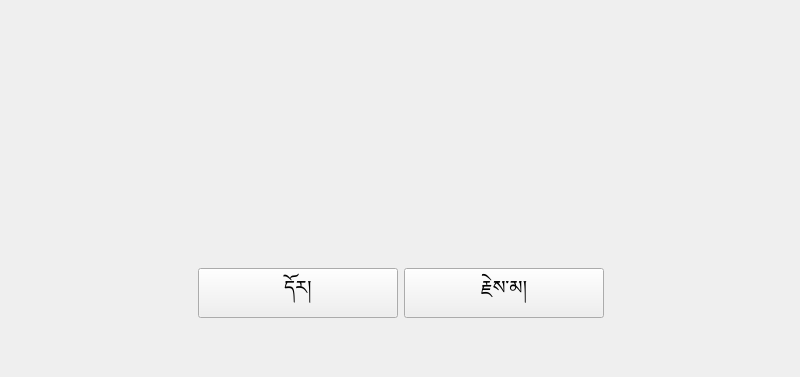
Before: the Qt Designer form window.ui in buda-base/pecha-printer, drawn with Qt 5; both pictures show x 0 to 800 and y 223 to 600 of the 800 by 600 pixel window.
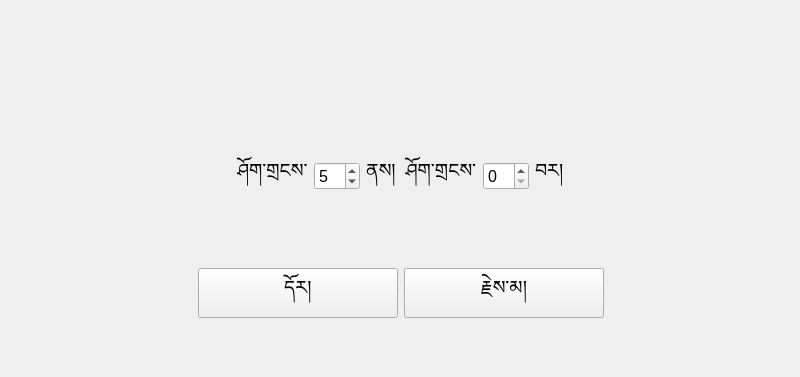
After: the same form once the commit is applied. The open tabs and pages were chosen to show the change. Icons and pictures are not drawn.

What changed in the file:
```diff
--- a/window.ui
+++ b/window.ui
@@ -261,6 +261,12 @@
           </item>
           <item>
            <widget class="QLabel" name="label_8">
+            <property name="sizePolicy">
+             <sizepolicy hsizetype="Preferred" vsizetype="Preferred">
+              <horstretch>1</horstretch>
+              <verstretch>1</verstretch>
+             </sizepolicy>
+            </property>
             <property name="font">
              <font>
               <family>Microsoft Himalaya</family>
@@ -270,6 +276,9 @@
             <property name="text">
              <string/>
             </property>
+            <property name="alignment">
+             <set>Qt::AlignCenter</set>
+            </property>
            </widget>
           </item>
           <item>
@@ -287,6 +296,106 @@
           </item>
          </layout>
         </item>
+        <item>
+         <widget class="QStackedWidget" name="pagePicker">
+          <widget class="QWidget" name="Page1" native="true">
+           <layout class="QHBoxLayout" name="horizontalLayout_7">
+            <item>
+             <spacer name="horizontalSpacer_19">
+              <property name="orientation">
+               <enum>Qt::Horizontal</enum>
+              </property>
+              <property name="sizeHint" stdset="0">
+               <size>
+                <width>40</width>
+                <height>20</height>
+               </size>
+              </property>
+             </spacer>
+            </item>
+            <item>
+             <widget class="QLabel" name="label_11">
+              <property name="font">
+               <font>
+                <family>Microsoft Himalaya</family>
+                <pointsize>14</pointsize>
+               </font>
+              </property>
+              <property name="text">
+               <string>ཤོག་གྲངས་</string>
+              </property>
+             </widget>
+            </item>
+            <item>
+             <widget class="QSpinBox" name="spinBox_2">
+              <property name="sizePolicy">
+               <sizepolicy hsizetype="Minimum" vsizetype="Fixed">
+                <horstretch>0</horstretch>
+                <verstretch>0</verstretch>
+               </sizepolicy>
+              </property>
+              <property name="font">
+               <font>
+                <pointsize>12</pointsize>
+               </font>
+              </property>
+              <property name="value">
+               <number>5</number>
+              </property>
+             </widget>
+            </item>
+            <item>
+             <widget class="QLabel" name="label_3">
+              <property name="font">
+               <font>
+                <family>Microsoft Himalaya</family>
+                <pointsize>14</pointsize>
+               </font>
+              </property>
+              <property name="text">
+               <string>ནས།  ཤོག་གྲངས་</string>
+              </property>
+             </widget>
+            </item>
+            <item>
+             <widget class="QSpinBox" name="spinBox">
+              <property name="font">
+               <font>
+                <pointsize>12</pointsize>
+               </font>
+              </property>
+             </widget>
+            </item>
+            <item>
+             <widget class="QLabel" name="label_12">
+              <property name="font">
+               <font>
+                <family>Microsoft Himalaya</family>
+                <pointsize>14</pointsize>
+               </font>
+              </property>
+              <property name="text">
+               <string>བར།</string>
+              </property>
+             </widget>
+            </item>
+            <item>
+             <spacer name="horizontalSpacer_20">
+              <property name="orientation">
+               <enum>Qt::Horizontal</enum>
+              </property>
+              <property name="sizeHint" stdset="0">
+               <size>
+                <width>40</width>
+                <height>20</height>
+               </size>
+              </property>
+             </spacer>
+            </item>
+           </layout>
+          </widget>
+         </widget>
+        </item>
         <item>
          <spacer name="verticalSpacer_6">
           <property name="orientation">
@@ -439,86 +548,6 @@
             </property>
            </widget>
           </item>
-          <item>
-           <widget class="QLabel" name="label_3">
-            <property name="enabled">
-             <bool>false</bool>
-            </property>
-            <property name="palette">
-             <palette>
-              <active>
-               <colorrole role="WindowText">
-                <brush brushstyle="SolidPattern">
-                 <color alpha="255">
-                  <red>255</red>
-                  <green>0</green>
-                  <blue>0</blue>
-                 </color>
-                </brush>
-               </colorrole>
-               <colorrole role="Text">
-                <brush brushstyle="SolidPattern">
-                 <color alpha="255">
-                  <red>255</red>
-                  <green>0</green>
-                  <blue>0</blue>
-                 </color>
-                </brush>
-               </colorrole>
-              </active>
-              <inactive>
-               <colorrole role="WindowText">
-                <brush brushstyle="SolidPattern">
-                 <color alpha="255">
-                  <red>255</red>
-                  <green>0</green>
-                  <blue>0</blue>
-                 </color>
-                </brush>
-               </colorrole>
-               <colorrole role="Text">
-                <brush brushstyle="SolidPattern">
-                 <color alpha="255">
-                  <red>255</red>
-                  <green>0</green>
-                  <blue>0</blue>
-                 </color>
-                </brush>
-               </colorrole>
-              </inactive>
-              <disabled>
-               <colorrole role="WindowText">
-                <brush brushstyle="SolidPattern">
-                 <color alpha="255">
-                  <red>120</red>
-                  <green>120</green>
-                  <blue>120</blue>
-                 </color>
-                </brush>
-               </colorrole>
-               <colorrole role="Text">
-                <brush brushstyle="SolidPattern">
-                 <color alpha="255">
-                  <red>120</red>
-                  <green>120</green>
-                  <blue>120</blue>
-                 </color>
-                </brush>
-               </colorrole>
-              </disabled>
-             </palette>
-            </property>
-            <property name="font">
-             <font>
-              <family>Microsoft Himalaya</family>
-              <pointsize>12</pointsize>
-             </font>
-            </property>
-            <property name="text">
-             <string>*དགོས་ངེས་ཅན།</string>
-            </property>
-           </widget>
-          </item>
           <item>
            <spacer name="horizontalSpacer_11">
             <property name="orientation">
```
Left out of the diff: 38 changed lines with no effect on the pictures.
